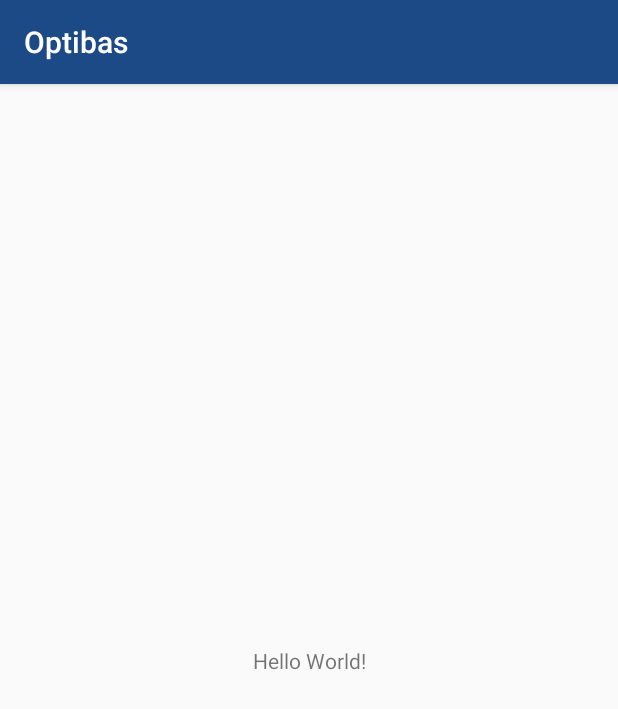
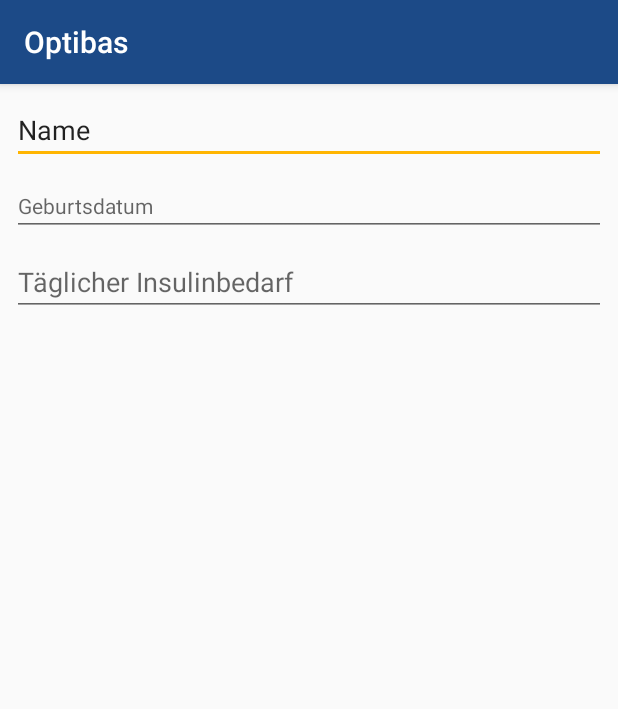
Before and after one commit to Saarpit/Optibas, an Android app: the screen it shows after launch (MainActivity), on a phone screen of 412 x 824 dp. Shown: the top 709 px of the screen. Run offline under Robolectric (Android 15) with nearby library versions, the phone set to English and light mode, and no system bars.

Commit message:
Begonnen die Formular View zur Abfrage der Daten zur erstellen.

```diff
--- a/app/build.gradle
+++ b/app/build.gradle
@@ -25,4 +25,5 @@ dependencies {
     testImplementation 'junit:junit:4.12'
     androidTestImplementation 'com.android.support.test:runner:1.0.2'
     androidTestImplementation 'com.android.support.test.espresso:espresso-core:3.0.2'
+    implementation 'com.android.support:design:27.1.1'
 }
--- a/app/src/main/java/de/saarpit/optibas/MainActivity.java
+++ b/app/src/main/java/de/saarpit/optibas/MainActivity.java
@@ -10,4 +10,6 @@ public class MainActivity extends AppCompatActivity {
         super.onCreate(savedInstanceState);
         setContentView(R.layout.activity_main);
     }
+
+
 }
--- a/app/src/main/res/layout/activity_main.xml
+++ b/app/src/main/res/layout/activity_main.xml
@@ -6,14 +6,48 @@
     android:layout_height="match_parent"
     tools:context=".MainActivity">
 
-    <TextView
-        android:id="@+id/textView"
-        android:layout_width="wrap_content"
+    <EditText
+        android:id="@+id/editText"
+        android:layout_width="0dp"
         android:layout_height="wrap_content"
-        android:text="Hello World!"
-        app:layout_constraintBottom_toBottomOf="parent"
-        app:layout_constraintLeft_toLeftOf="parent"
-        app:layout_constraintRight_toRightOf="parent"
+        android:layout_marginStart="8dp"
+        android:layout_marginTop="8dp"
+        android:layout_marginEnd="8dp"
+        android:ems="10"
+        android:hint="Name"
+        android:inputType="textPersonName"
+        android:text="Name"
+        app:layout_constraintEnd_toEndOf="parent"
+        app:layout_constraintStart_toStartOf="parent"
         app:layout_constraintTop_toTopOf="parent" />
 
+    <EditText
+        android:id="@+id/editText2"
+        style="?android:attr/datePickerStyle"
+        android:layout_width="0dp"
+        android:layout_height="wrap_content"
+        android:layout_marginStart="8dp"
+        android:layout_marginTop="8dp"
+        android:layout_marginEnd="8dp"
+        android:ems="10"
+        android:hint="Geburtsdatum"
+        android:inputType="date"
+        app:layout_constraintEnd_toEndOf="parent"
+        app:layout_constraintStart_toStartOf="parent"
+        app:layout_constraintTop_toBottomOf="@+id/editText" />
+
+    <EditText
+        android:id="@+id/editText3"
+        style="@style/Widget.AppCompat.AutoCompleteTextView"
+        android:layout_width="0dp"
+        android:layout_height="wrap_content"
+        android:layout_marginStart="8dp"
+        android:layout_marginTop="8dp"
+        android:layout_marginEnd="8dp"
+        android:ems="10"
+        android:hint="Täglicher Insulinbedarf"
+        android:inputType="numberDecimal"
+        app:layout_constraintEnd_toEndOf="parent"
+        app:layout_constraintStart_toStartOf="parent"
+        app:layout_constraintTop_toBottomOf="@+id/editText2" />
 </android.support.constraint.ConstraintLayout>
```
